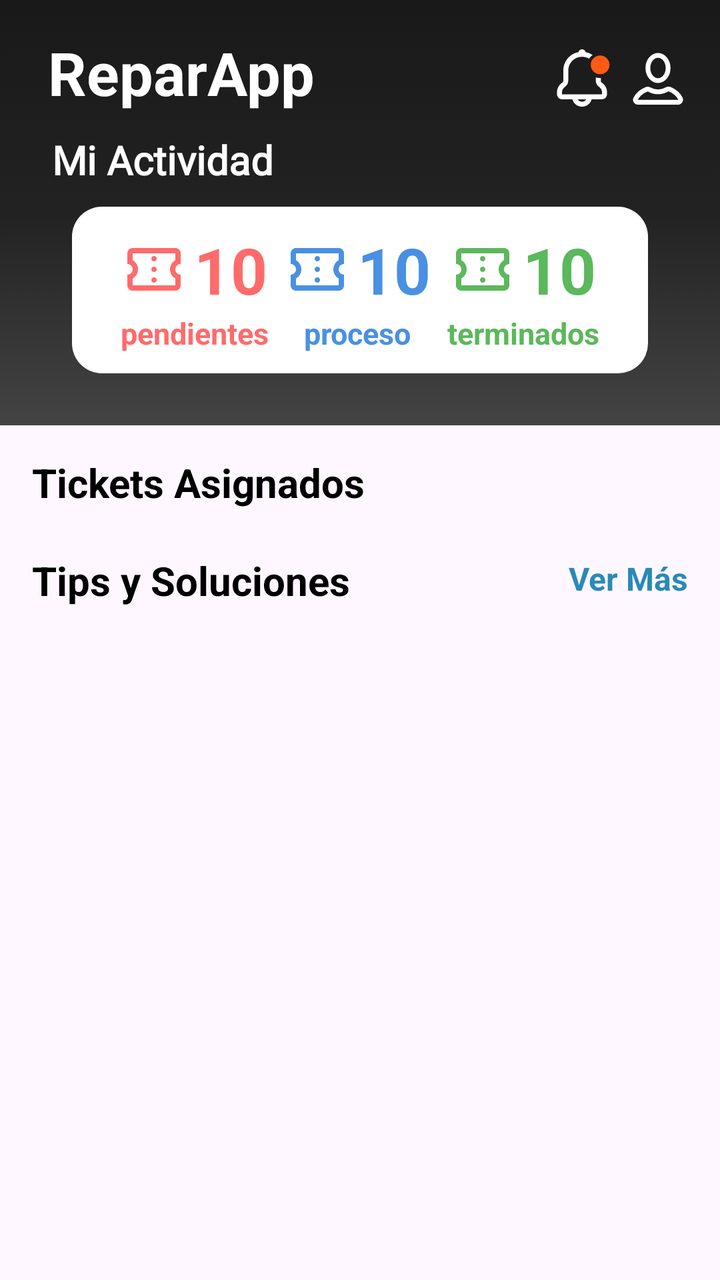
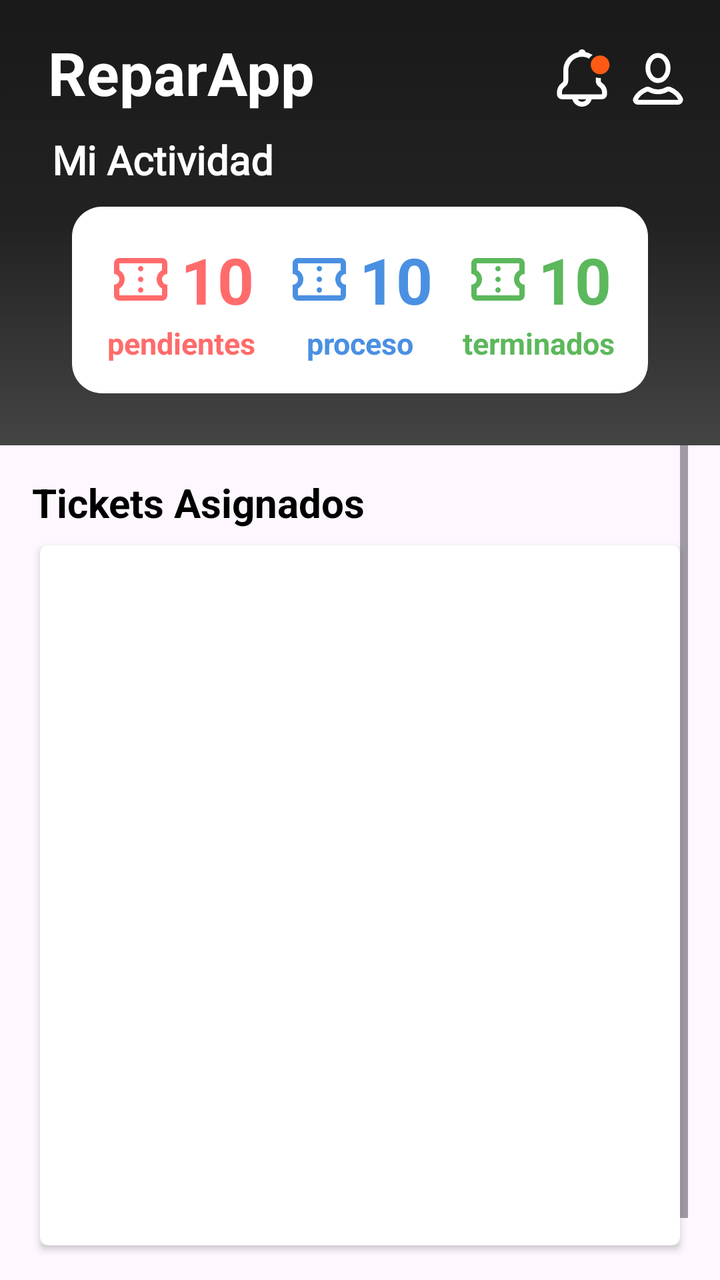

Compare the two renders of this Android layout. The source of the first and the diff that turns it into the second are given below.
<!-- AndroidManifest.xml: application theme Theme.ReparApp -->
<!-- res/layout/fragment_home_technical.xml -->
<?xml version="1.0" encoding="utf-8"?>
<LinearLayout xmlns:android="http://schemas.android.com/apk/res/android"
    xmlns:app="http://schemas.android.com/apk/res-auto"
    xmlns:tools="http://schemas.android.com/tools"
    android:layout_width="match_parent"
    android:orientation="vertical"
    android:layout_height="match_parent">

    <LinearLayout
        android:layout_width="match_parent"
        android:layout_height="match_parent"
        android:orientation="vertical">

        <LinearLayout
            android:layout_width="match_parent"
            android:layout_height="wrap_content"
            android:background="@drawable/bg_fondo"
            android:orientation="vertical"
            android:padding="16dp"
            >
            <androidx.constraintlayout.widget.ConstraintLayout
                android:id="@+id/headerLayout"
                android:layout_width="match_parent"
                android:layout_height="wrap_content"
                android:gravity="center_vertical"
                android:orientation="horizontal"
                >

                <TextView
                    android:id="@+id/tv_titulo_home"
                    android:layout_width="wrap_content"
                    android:layout_height="wrap_content"
                    android:layout_marginStart="8dp"
                    android:text="@string/home"
                    android:textColor="@android:color/white"
                    android:textSize="30sp"
                    android:textStyle="bold"
                    app:layout_constraintStart_toStartOf="parent"
                    app:layout_constraintTop_toTopOf="parent" />

                <ImageView
                    android:id="@+id/img_usuario_notificacion"
                    android:layout_width="30dp"
                    android:layout_height="30dp"
                    android:layout_marginTop="8dp"
                    android:layout_marginEnd="8dp"
                    android:src="@drawable/icon_noti_act"
                    app:layout_constraintEnd_toStartOf="@id/img_usuario_perfil"
                    app:layout_constraintTop_toTopOf="parent" />

                <ImageView
                    android:id="@+id/img_usuario_perfil"
                    android:layout_width="30dp"
                    android:layout_height="30dp"
                    android:layout_marginTop="8dp"
                    android:src="@drawable/icon_profile_pru"
                    app:layout_constraintEnd_toEndOf="parent"
                    app:layout_constraintTop_toTopOf="parent" />

            </androidx.constraintlayout.widget.ConstraintLayout>

            <TextView
                android:layout_width="wrap_content"
                android:layout_height="wrap_content"
                android:fontFamily="@font/roboto_bold"
                android:layout_marginStart="10dp"
                android:text="Mi Actividad"
                android:textColor="@color/white"
                android:layout_marginTop="10dp"
                android:textSize="20sp"
                android:textStyle="bold" />

            <LinearLayout
                android:layout_width="match_parent"
                android:layout_height="wrap_content"
                android:layout_marginTop="8dp"
                android:layout_marginBottom="10dp"
                android:layout_marginHorizontal="20dp"
                android:layout_marginVertical="10dp"
                android:orientation="horizontal"
                android:background="@drawable/bg_background_white"
                android:paddingHorizontal="20dp">

                <androidx.constraintlayout.widget.ConstraintLayout
                        android:layout_width="wrap_content"
                        android:layout_height="wrap_content"
                        android:layout_weight="1"
                        android:gravity="center"
                        android:orientation="horizontal"
                        android:paddingVertical="10dp">

                        <LinearLayout
                            android:id="@+id/cantidad_pendiente"
                            android:layout_width="wrap_content"
                            android:layout_height="wrap_content"
                            android:gravity="center_horizontal"
                            android:orientation="horizontal"
                            app:layout_constraintEnd_toEndOf="parent"
                            app:layout_constraintStart_toStartOf="parent"
                            app:layout_constraintTop_toTopOf="parent">

                            <ImageView
                                android:id="@+id/img_ticket_pendientes"
                                android:layout_width="32dp"
                                android:layout_height="32dp"
                                android:layout_gravity="center"
                                android:contentDescription="Ticket Icon"
                                android:src="@drawable/ic_ticket_while"
                                app:tint="#FF6B6B" />

                            <TextView
                                android:id="@+id/tv_tickets_pendientes"
                                android:layout_width="wrap_content"
                                android:layout_height="wrap_content"
                                android:layout_marginStart="4dp"
                                android:text="10"
                                android:textColor="#FF6B6B"
                                android:textSize="32sp"
                                android:textStyle="bold"
                                app:layout_constraintStart_toEndOf="@id/img_ticket_pendientes"
                                app:layout_constraintTop_toTopOf="parent" />

                        </LinearLayout>

                        <TextView
                            android:layout_width="wrap_content"
                            android:layout_height="wrap_content"
                            android:text="@string/pendientes"
                            android:textColor="#FF6B6B"
                            android:textSize="15sp"
                            android:textStyle="bold"
                            app:layout_constraintEnd_toEndOf="parent"
                            app:layout_constraintStart_toStartOf="parent"
                            app:layout_constraintTop_toBottomOf="@id/cantidad_pendiente" />
                    </androidx.constraintlayout.widget.ConstraintLayout>
                <androidx.constraintlayout.widget.ConstraintLayout
                        android:layout_width="wrap_content"
                        android:layout_height="wrap_content"
                        android:gravity="center"
                        android:layout_weight="1"
                        android:orientation="horizontal"
                        android:paddingVertical="10dp">

                        <LinearLayout
                            android:id="@+id/cantidad_asignado"
                            android:layout_width="wrap_content"
                            android:layout_height="wrap_content"
                            android:gravity="center_horizontal"
                            android:orientation="horizontal"
                            app:layout_constraintEnd_toEndOf="parent"
                            app:layout_constraintStart_toStartOf="parent"
                            app:layout_constraintTop_toTopOf="parent">

                            <ImageView
                                android:layout_width="32dp"
                                android:layout_height="32dp"
                                android:layout_gravity="center"
                                android:contentDescription="Ticket Icon"
                                android:src="@drawable/ic_ticket_while"
                                app:tint="#4A90E2" />

                            <TextView
                                android:id="@+id/tv_tickets_asignados"
                                android:layout_width="wrap_content"
                                android:layout_height="wrap_content"
                                android:layout_marginStart="4dp"
                                android:text="10"
                                android:textColor="#4A90E2"
                                android:textSize="32sp"
                                android:textStyle="bold" />

                        </LinearLayout>

                        <TextView
                            android:layout_width="wrap_content"
                            android:layout_height="wrap_content"
                            android:text="proceso"
                            android:textColor="#4A90E2"
                            android:textSize="15sp"
                            android:textStyle="bold"
                            app:layout_constraintEnd_toEndOf="parent"
                            app:layout_constraintStart_toStartOf="parent"
                            app:layout_constraintTop_toBottomOf="@id/cantidad_asignado" />
                    </androidx.constraintlayout.widget.ConstraintLayout>

                <androidx.constraintlayout.widget.ConstraintLayout
                        android:layout_width="wrap_content"
                        android:layout_height="wrap_content"
                        android:layout_weight="1"
                        android:gravity="center"
                        android:orientation="horizontal"
                        android:paddingVertical="10dp">

                        <LinearLayout
                            android:id="@+id/cantidad_pentdiente"
                            android:layout_width="wrap_content"
                            android:layout_height="wrap_content"
                            android:gravity="center_horizontal"
                            android:orientation="horizontal"
                            app:layout_constraintEnd_toEndOf="parent"
                            app:layout_constraintStart_toStartOf="parent"
                            app:layout_constraintTop_toTopOf="parent">

                            <ImageView
                                android:id="@+id/img_ticket_terminados"
                                android:layout_width="32dp"
                                android:layout_height="32dp"
                                android:layout_gravity="center"
                                android:contentDescription="Ticket Icon"
                                android:src="@drawable/ic_ticket_while"
                                app:tint="#5CB85C" />

                            <TextView
                                android:id="@+id/tv_tickets_terminados"
                                android:layout_width="wrap_content"
                                android:layout_height="wrap_content"
                                android:layout_marginStart="4dp"
                                android:text="10"
                                android:textColor="#5CB85C"
                                android:textSize="32sp"
                                android:textStyle="bold"
                                app:layout_constraintStart_toEndOf="@id/img_ticket_pendientes"
                                app:layout_constraintTop_toTopOf="parent" />

                        </LinearLayout>

                        <TextView
                            android:layout_width="wrap_content"
                            android:layout_height="wrap_content"
                            android:text="terminados"
                            android:textColor="#5CB85C"
                            android:textSize="15sp"
                            android:textStyle="bold"
                            app:layout_constraintEnd_toEndOf="parent"
                            app:layout_constraintStart_toStartOf="parent"
                            app:layout_constraintTop_toBottomOf="@id/cantidad_pentdiente" />
                    </androidx.constraintlayout.widget.ConstraintLayout>


            </LinearLayout>
        </LinearLayout>


        <LinearLayout
            android:layout_width="match_parent"
            android:layout_height="wrap_content"
            android:layout_marginHorizontal="16dp"
            android:layout_weight="1"
            android:orientation="vertical">

            <ScrollView
                android:layout_width="match_parent"
                android:layout_height="match_parent"
                android:fillViewport="true">
                <LinearLayout
                    android:layout_width="match_parent"
                    android:layout_height="match_parent"
                    android:orientation="vertical">
                    <androidx.constraintlayout.widget.ConstraintLayout
                        android:layout_width="match_parent"
                        android:layout_height="wrap_content"
                        android:layout_marginTop="15dp">

                        <TextView
                            android:id="@+id/tv_titulo_mis_tickets"
                            android:layout_width="wrap_content"
                            android:layout_height="wrap_content"
                            android:text="Tickets Asignados"
                            android:textColor="@color/black"
                            android:textSize="20sp"
                            android:textStyle="bold"
                            app:layout_constraintBottom_toBottomOf="parent"
                            app:layout_constraintStart_toStartOf="parent"
                            app:layout_constraintTop_toTopOf="parent" />

                        
                        
                        
                        
                        
                        
                        
                        
                        
                        
                        
                    </androidx.constraintlayout.widget.ConstraintLayout>

                    <androidx.cardview.widget.CardView
                        android:layout_width="wrap_content"
                        android:layout_height="wrap_content"
                        android:layout_marginHorizontal="4dp"
                        android:layout_marginTop="8dp"
                        app:cardCornerRadius="4dp">

                        <TextView
                            android:id="@+id/tv_no_tickets"
                            android:layout_width="match_parent"
                            android:layout_height="wrap_content"
                            android:text="No hay tickets registrados"
                            android:gravity="center"
                            android:textSize="16sp"
                            android:textColor="@color/black"
                            android:visibility="gone"
                            android:layout_marginTop="10dp"
                            />

                        <androidx.recyclerview.widget.RecyclerView
                            android:id="@+id/rv_historial_tickets"
                            android:layout_width="match_parent"
                            android:layout_height="wrap_content"
                            android:paddingHorizontal="10dp"
                            tools:layoutManager="LinearLayoutManager"
                            tools:listitem="@layout/item_ticket"
                            tools:orientation="horizontal" />
                    </androidx.cardview.widget.CardView>

                    <androidx.constraintlayout.widget.ConstraintLayout
                        android:layout_width="match_parent"
                        android:layout_height="wrap_content"
                        android:layout_marginTop="14dp">

                        <TextView
                            android:id="@+id/tv_tips_soluciones"
                            android:layout_width="wrap_content"
                            android:layout_height="wrap_content"
                            android:text="Tips y Soluciones"
                            android:textColor="@color/black"
                            android:textSize="20sp"
                            android:textStyle="bold"
                            app:layout_constraintBottom_toBottomOf="parent"
                            app:layout_constraintStart_toStartOf="parent"
                            app:layout_constraintTop_toTopOf="parent" />

                        <TextView
                            android:id="@+id/tv_ver_mas"
                            android:layout_width="wrap_content"
                            android:layout_height="24dp"
                            android:text="Ver Más"
                            android:textColor="#298AB6"
                            android:textSize="16dp"
                            android:textStyle="bold"
                            app:layout_constraintBottom_toBottomOf="@id/tv_tips_soluciones"
                            app:layout_constraintEnd_toEndOf="parent"
                            app:layout_constraintTop_toTopOf="parent" />
                    </androidx.constraintlayout.widget.ConstraintLayout>


                    <androidx.recyclerview.widget.RecyclerView
                        android:id="@+id/rv_base_conocimientos"
                        android:layout_width="match_parent"
                        android:layout_height="wrap_content"
                        android:layout_marginTop="10dp"
                        android:scrollbars="none"
                        tools:layoutManager="LinearLayoutManager"
                        tools:listitem="@layout/item_know_prueba"
                        tools:orientation="horizontal" />
                </LinearLayout>
            </ScrollView>


        </LinearLayout>



    </LinearLayout>
</LinearLayout>
<!-- res/layout/item_ticket.xml (included above) -->
<?xml version="1.0" encoding="utf-8"?>
<LinearLayout xmlns:android="http://schemas.android.com/apk/res/android"
    android:layout_width="match_parent"
    android:layout_height="80dp"
    xmlns:app="http://schemas.android.com/apk/res-auto"
    android:layout_marginHorizontal="8dp"
    android:layout_marginBottom="8dp"
    android:orientation="horizontal"
    android:gravity="center_vertical"

    >


        <ImageView
            android:id="@+id/ticketIcon"
            android:layout_width="45dp"
            android:layout_height="45dp"
            android:src="@drawable/icon_ticket_prueba"
            android:contentDescription="Ticket Type Icon"
            app:tint="@android:color/black"
            android:layout_marginEnd="12dp" />

        <LinearLayout
            android:layout_width="0dp"
            android:layout_height="wrap_content"
            android:layout_weight="1"
            android:layout_marginEnd="10dp"
            android:orientation="vertical">

            <TextView
                android:id="@+id/ticket_codigo"
                android:layout_width="wrap_content"
                android:layout_height="wrap_content"
                android:text="TICKET"
                android:maxLines="1"
                android:textColor="@android:color/black"
                android:textSize="16sp"

                android:textStyle="bold" />

            <TextView
                android:id="@+id/ticket_fecha_reporte"
                android:layout_width="wrap_content"
                android:layout_height="wrap_content"
                android:text="12 Mayo 2025 - 9:14 Am"
                android:textColor="@color/grey"
                android:textSize="14sp"
                android:layout_marginTop="4dp" />

        </LinearLayout>

        <com.google.android.material.button.MaterialButton
            android:id="@+id/btn_ticket_ver_detalle"
            android:layout_width="wrap_content"
            android:layout_height="50dp"
            android:text="Ir"
            android:textColor="@android:color/white"
            android:backgroundTint = "@color/black"
            android:textSize="16sp"
            android:paddingHorizontal="10dp"
            android:textAllCaps="false"
            android:minWidth="0dp"
            app:icon="@drawable/ic_arrow_right"
            app:iconGravity="end"
            app:cornerRadius="5dp"/>


    </LinearLayout>
<!-- res/layout/item_know_prueba.xml (included above) -->
<?xml version="1.0" encoding="utf-8"?>
<androidx.cardview.widget.CardView android:layout_width="match_parent"
    android:layout_height="wrap_content"
    xmlns:app="http://schemas.android.com/apk/res-auto"
    app:cardCornerRadius="4dp"
    android:layout_margin="4dp"
    xmlns:android="http://schemas.android.com/apk/res/android">
        <LinearLayout
            android:layout_width="match_parent"
            android:layout_height="110dp"
            android:gravity="start|center"
            android:orientation="vertical"
            android:paddingHorizontal="10dp"
            >

            <TextView
                android:id="@+id/tv_nombre_problema"
                android:layout_width="wrap_content"
                android:layout_height="wrap_content"
                android:gravity="start|center"
                android:text="Pantalla rota de iphone 15"
                android:textSize="18dp"
                android:textAppearance="?attr/textAppearanceHeadline6" />

            <TextView
                android:id="@+id/tv_descripcion_solucion"
                android:layout_width="wrap_content"
                android:layout_height="wrap_content"
                android:layout_marginTop="10dp"
                android:textSize="16dp"
                android:maxLines="2"
                android:ellipsize="end"
                android:textColor="#505050"
                android:text="Para el cambio de pantalla de este modelo, debemos consultar con la guía específica ..."
                android:textAppearance="?attr/textAppearanceBody1" />

        </LinearLayout>
    </androidx.cardview.widget.CardView>
<!-- resources referenced by this layout -->
<resources>
  <color name="black">#FF000000</color>
  <color name="grey">#828282</color>
  <color name="white">#FFFFFFFF</color>
  <!-- drawable bg_background_white (drawable) -->
  <?xml version="1.0" encoding="utf-8"?>
  <selector xmlns:android="http://schemas.android.com/apk/res/android">
      <item>
          <shape android:shape="rectangle">
              <solid android:color="@color/white"/>
              <corners android:radius="15dp"/>
          </shape>
      </item>
  </selector>
  <!-- drawable bg_fondo (drawable) -->
  <?xml version="1.0" encoding="utf-8"?>
  <selector xmlns:android="http://schemas.android.com/apk/res/android">
      <item>
          <shape android:shape="rectangle">
              <gradient
                  android:type="linear"
                  android:angle="270"
                  android:startColor="#191919"
                  android:centerColor="#222222"
                  android:endColor="#444444"
                  android:gradientRadius="0.8"
              />
          </shape>
      </item>
  </selector>
  <!-- drawable icon_profile_pru (drawable) -->
  <vector xmlns:android="http://schemas.android.com/apk/res/android"
      android:width="50dp"
      android:height="50dp"
      android:viewportWidth="50"
      android:viewportHeight="50">
    <path
        android:pathData="M25,6.167C29.323,6.167 33.416,10.511 33.416,16.667C33.416,22.822 29.323,27.166 25,27.167C20.678,27.167 16.583,22.823 16.583,16.667C16.583,10.511 20.678,6.167 25,6.167Z"
        android:strokeWidth="4"
        android:fillColor="#00000000"
        android:strokeColor="#ffffff"/>
    <path
        android:pathData="M32.695,34.381C33.067,34.158 33.845,34.058 34.723,34.336C38.902,36.061 42.012,38.869 43.628,42.101C44.321,43.487 43.327,45.249 41.458,45.249H8.542C7.655,45.249 6.904,44.805 6.484,44.204C6.081,43.626 6.015,42.975 6.345,42.364L6.358,42.337L6.372,42.31C7.996,39.062 11.13,36.239 15.341,34.516L15.41,34.488L15.477,34.454C15.997,34.194 16.761,34.22 17.482,34.483C19.801,35.839 22.187,36.541 25,36.541C27.884,36.541 30.321,35.805 32.695,34.381Z"
        android:strokeWidth="4"
        android:fillColor="#00000000"
        android:strokeColor="#ffffff"/>
  </vector>
  <string name="home">ReparApp</string>
  <string name="pendientes">pendientes</string>
  <style name="Theme.ReparApp" parent="Base.Theme.ReparApp" />
  <style name="Base.Theme.ReparApp" parent="Theme.Material3.DayNight.NoActionBar">
          
          
      </style>
  <!-- unchanged entries left out for length: 4 -->
</resources>

<!-- the commit's change to res/layout/fragment_home_technical.xml (unified diff, before → after) -->
@@ -79,10 +79,12 @@
                 android:layout_marginVertical="10dp"
                 android:orientation="horizontal"
                 android:background="@drawable/bg_background_white"
-                android:paddingHorizontal="20dp">
+                android:paddingHorizontal="10dp"
+                android:paddingVertical="5dp"
+                >
 
                 <androidx.constraintlayout.widget.ConstraintLayout
-                        android:layout_width="wrap_content"
+                        android:layout_width="80dp"
                         android:layout_height="wrap_content"
                         android:layout_weight="1"
                         android:gravity="center"
@@ -134,7 +136,7 @@
                             app:layout_constraintTop_toBottomOf="@id/cantidad_pendiente" />
                     </androidx.constraintlayout.widget.ConstraintLayout>
                 <androidx.constraintlayout.widget.ConstraintLayout
-                        android:layout_width="wrap_content"
+                        android:layout_width="80dp"
                         android:layout_height="wrap_content"
                         android:gravity="center"
                         android:layout_weight="1"
@@ -182,9 +184,8 @@
                             app:layout_constraintStart_toStartOf="parent"
                             app:layout_constraintTop_toBottomOf="@id/cantidad_asignado" />
                     </androidx.constraintlayout.widget.ConstraintLayout>
-
                 <androidx.constraintlayout.widget.ConstraintLayout
-                        android:layout_width="wrap_content"
+                        android:layout_width="80dp"
                         android:layout_height="wrap_content"
                         android:layout_weight="1"
                         android:gravity="center"
@@ -236,7 +237,6 @@
                             app:layout_constraintTop_toBottomOf="@id/cantidad_pentdiente" />
                     </androidx.constraintlayout.widget.ConstraintLayout>
 
-
             </LinearLayout>
         </LinearLayout>
 
@@ -287,8 +287,8 @@
                     </androidx.constraintlayout.widget.ConstraintLayout>
 
                     <androidx.cardview.widget.CardView
-                        android:layout_width="wrap_content"
-                        android:layout_height="wrap_content"
+                        android:layout_width="match_parent"
+                        android:layout_height="350dp"
                         android:layout_marginHorizontal="4dp"
                         android:layout_marginTop="8dp"
                         app:cardCornerRadius="4dp">
@@ -312,7 +312,7 @@
                             android:paddingHorizontal="10dp"
                             tools:layoutManager="LinearLayoutManager"
                             tools:listitem="@layout/item_ticket"
-                            tools:orientation="horizontal" />
+                            tools:orientation="vertical" />
                     </androidx.cardview.widget.CardView>
 
                     <androidx.constraintlayout.widget.ConstraintLayout
@@ -337,7 +337,7 @@
                             android:layout_width="wrap_content"
                             android:layout_height="24dp"
                             android:text="Ver Más"
-                            android:textColor="#298AB6"
+                            android:textColor="#5D5D5D"
                             android:textSize="16dp"
                             android:textStyle="bold"
                             app:layout_constraintBottom_toBottomOf="@id/tv_tips_soluciones"
